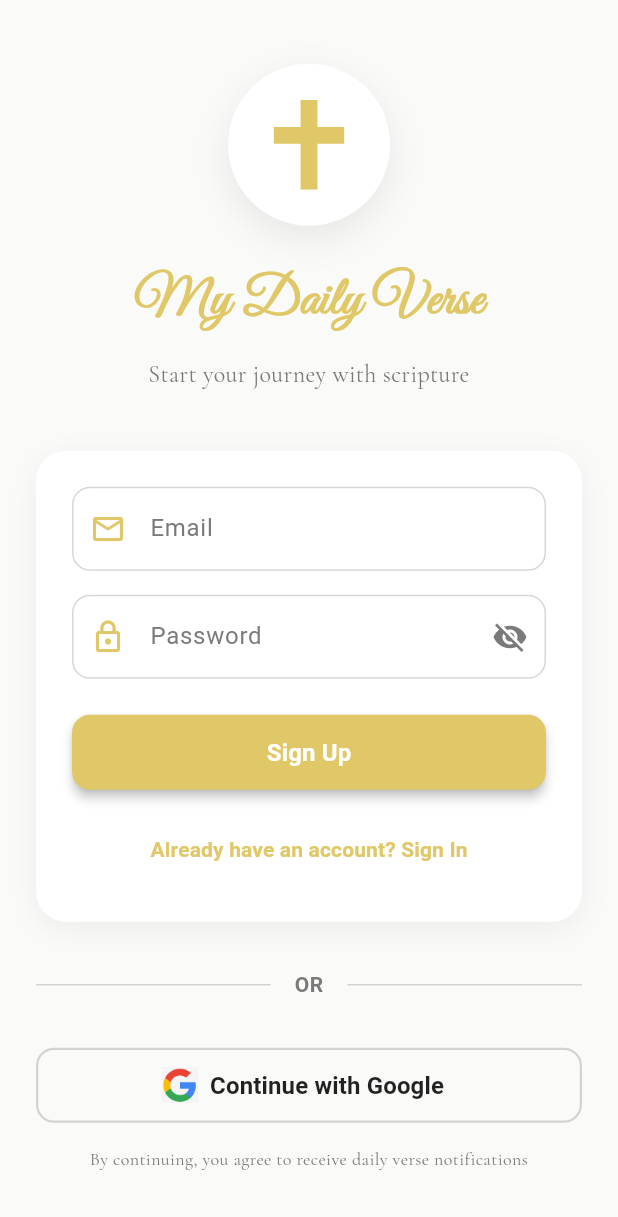
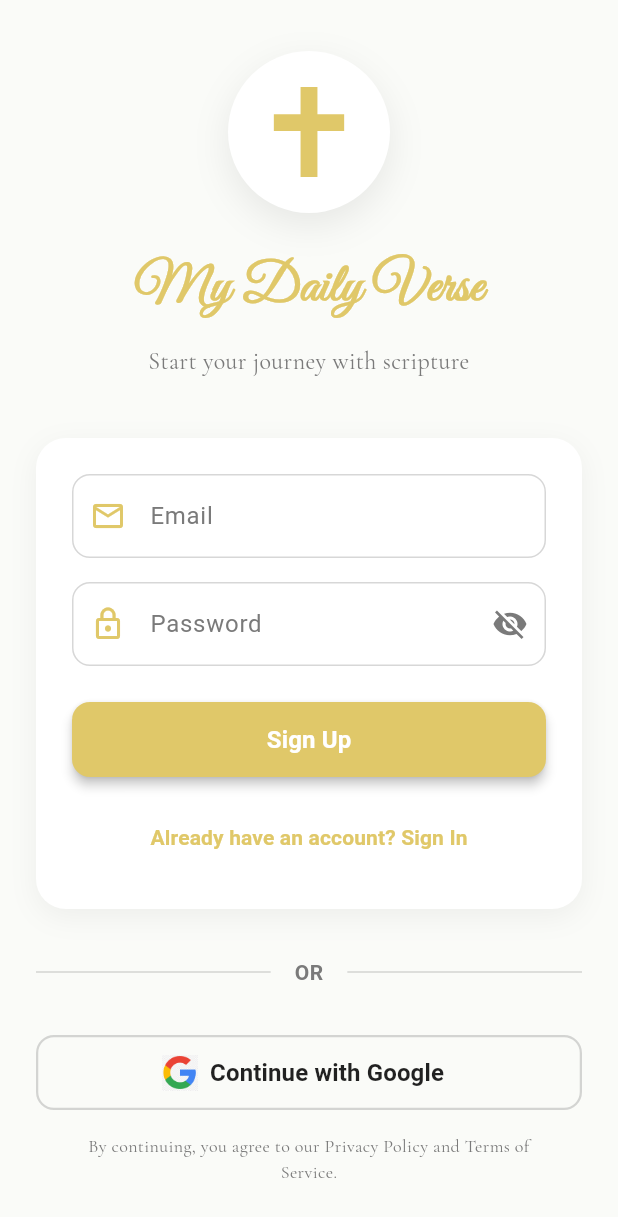
Before and after one commit to ccurrie16/My-Daily-Verse, a Flutter app: the screen it shows after launch, on a phone screen of 412 x 824 dp. Shown: the top 1217 px of the screen. Run offline on Flutter 3.47's test engine with Material 3 defaults, Android fonts, the phone set to English and light mode, and no system bars; our stand-ins replace cloud_firestore, firebase_auth, firebase_core, flutter_local_notifications, flutter_svg, google_fonts and 4 more; accounts and stored records are empty; generated files the repository leaves out were written again; statements that could not run were skipped.

Commit message:
Prepare app for store deployment as My Daily Verse
- Rename pubspec package from 'bible' to 'my_daily_verse'
- Update all Dart package imports to package:my_daily_verse/
- Update iOS display name and bundle name to 'My Daily Verse'
- Update iOS bundle ID to com.codycurrie.mydailyverse in project.pbxproj
- Uncomment iOS platform :ios, '13.0' in Podfile
- Add iOS PrivacyInfo.xcprivacy privacy manifest (required for iOS 17+)
- Update auth screen privacy notice to reference Privacy Policy & Terms
- Update app description in pubspec.yaml

```diff
--- a/lib/components/daily_verse.dart
+++ b/lib/components/daily_verse.dart
@@ -1,6 +1,6 @@
 import 'package:flutter/material.dart';
-import 'package:bible/pages/home_screen.dart';
-import 'package:bible/models/verse.dart';
+import 'package:my_daily_verse/pages/home_screen.dart';
+import 'package:my_daily_verse/models/verse.dart';
 import 'package:google_fonts/google_fonts.dart';
 import 'package:share_plus/share_plus.dart';
 
--- a/lib/components/deleted_verses_recovery.dart
+++ b/lib/components/deleted_verses_recovery.dart
@@ -1,8 +1,8 @@
 import 'package:flutter/material.dart';
 import 'package:google_fonts/google_fonts.dart';
-import 'package:bible/models/verse.dart';
-import 'package:bible/services/saved_verses_service.dart';
-import 'package:bible/services/cloud_saved_verses_service.dart';
+import 'package:my_daily_verse/models/verse.dart';
+import 'package:my_daily_verse/services/saved_verses_service.dart';
+import 'package:my_daily_verse/services/cloud_saved_verses_service.dart';
 
 /// Widget to display and manage deleted verses for recovery
 class DeletedVersesRecoveryWidget extends StatefulWidget {
--- a/lib/pages/auth_screen.dart
+++ b/lib/pages/auth_screen.dart
@@ -1,8 +1,8 @@
 import 'package:flutter/material.dart';
 import 'package:flutter_svg/flutter_svg.dart';
 import 'package:google_fonts/google_fonts.dart';
-import 'package:bible/pages/home_screen.dart';
-import 'package:bible/services/auth_service.dart';
+import 'package:my_daily_verse/pages/home_screen.dart';
+import 'package:my_daily_verse/services/auth_service.dart';
 
 // Authentication screen for new users shown only on first app launch
 class AuthScreen extends StatefulWidget {
@@ -406,7 +406,7 @@ class _AuthScreenState extends State<AuthScreen> {
                 Padding(
                   padding: const EdgeInsets.symmetric(horizontal: 32),
                   child: Text(
-                    'By continuing, you agree to receive daily verse notifications',
+                    'By continuing, you agree to our Privacy Policy and Terms of Service.',
                     textAlign: TextAlign.center,
                     style: GoogleFonts.cormorantGaramond(
                       fontSize: 12,
--- a/lib/pages/saved_verses.dart
+++ b/lib/pages/saved_verses.dart
@@ -1,7 +1,7 @@
 import 'package:flutter/material.dart';
-import 'package:bible/models/verse.dart';
-import 'package:bible/pages/home_screen.dart';
-import 'package:bible/services/saved_verses_service.dart';
+import 'package:my_daily_verse/models/verse.dart';
+import 'package:my_daily_verse/pages/home_screen.dart';
+import 'package:my_daily_verse/services/saved_verses_service.dart';
 import 'package:google_fonts/google_fonts.dart';
 import 'package:share_plus/share_plus.dart';
 
--- a/lib/services/bible_service.dart
+++ b/lib/services/bible_service.dart
@@ -1,7 +1,7 @@
 import 'dart:convert';
 import 'dart:math';
 import 'package:flutter/services.dart';
-import 'package:bible/models/verse.dart';
+import 'package:my_daily_verse/models/verse.dart';
 
 // Service to load and provide Bible verses
 class BibleService {
--- a/lib/services/cloud_saved_verses_service.dart
+++ b/lib/services/cloud_saved_verses_service.dart
@@ -3,7 +3,7 @@ import 'package:cloud_firestore/cloud_firestore.dart';
 import 'package:firebase_auth/firebase_auth.dart';
 import 'package:flutter/foundation.dart';
 import 'package:shared_preferences/shared_preferences.dart';
-import 'package:bible/models/verse.dart';
+import 'package:my_daily_verse/models/verse.dart';
 
 /// Service to manage saved verses with cloud synchronization
 /// Features:
--- a/lib/services/saved_verses_service.dart
+++ b/lib/services/saved_verses_service.dart
@@ -1,6 +1,6 @@
 import 'package:flutter/foundation.dart';
-import 'package:bible/models/verse.dart';
-import 'package:bible/services/cloud_saved_verses_service.dart';
+import 'package:my_daily_verse/models/verse.dart';
+import 'package:my_daily_verse/services/cloud_saved_verses_service.dart';
 
 /// Service to manage saved verses
 /// Delegates to CloudSavedVersesService for authenticated users
--- a/pubspec.yaml
+++ b/pubspec.yaml
@@ -1,5 +1,5 @@
-name: bible
-description: "A new Flutter project."
+name: my_daily_verse
+description: "My Daily Verse - A daily Bible verse app."
 # The following line prevents the package from being accidentally published to
 # pub.dev using `flutter pub publish`. This is preferred for private packages.
 publish_to: 'none' # Remove this line if you wish to publish to pub.dev
```
Also changed, not shown: lib/main.dart (+6 -6 lines), lib/pages/home_screen.dart (+5 -5 lines), lib/pages/settings.dart (+5 -5 lines), 3 other files.
